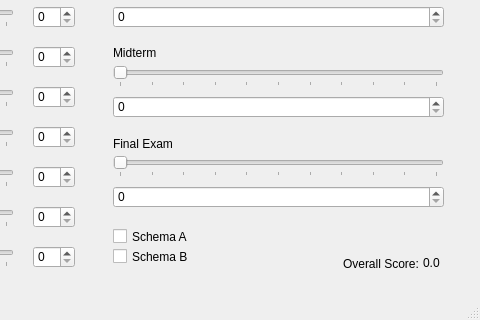
This is mainwindow.ui in Jessica-Dasul-Jung/ca as Qt 5 draws it before an edit; both pictures show x 237 to 717 and y 121 to 441 of the 717 by 441 pixel window. The edited form follows.
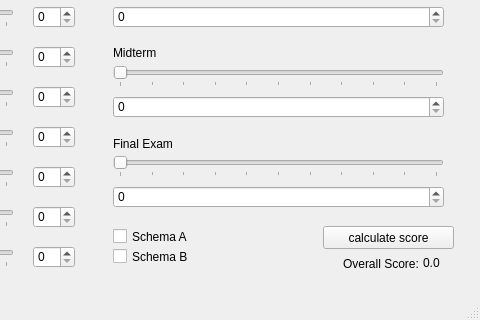
This is the edited form.

Commit message: implementing Calc class

```diff
--- a/mainwindow.ui
+++ b/mainwindow.ui
@@ -604,6 +604,19 @@
      </rect>
     </property>
    </widget>
+   <widget class="QPushButton" name="calc_b">
+    <property name="geometry">
+     <rect>
+      <x>560</x>
+      <y>330</y>
+      <width>131</width>
+      <height>23</height>
+     </rect>
+    </property>
+    <property name="text">
+     <string>calculate score</string>
+    </property>
+   </widget>
   </widget>
   <widget class="QMenuBar" name="menuBar">
    <property name="geometry">
```
The commit also changes 6 other files.
